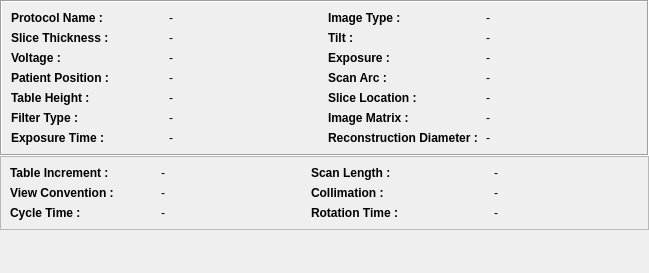
Before: the Qt Designer form starviewer/src/core/qdicomdumpctwidgetbase.ui in starviewer-medical/starviewer, drawn with Qt 5.
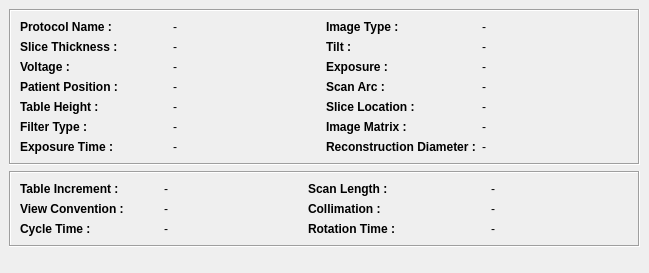
After: the same form once the commit is applied.

Commit message: ENH: adequació de la GUI degut als canvis entre Qt 4.2 i 4.3

Diff of the .ui file:
```diff
--- a/starviewer/src/core/qdicomdumpctwidgetbase.ui
+++ b/starviewer/src/core/qdicomdumpctwidgetbase.ui
@@ -13,23 +13,11 @@
    <string>Form</string>
   </property>
   <layout class="QGridLayout" >
-   <property name="leftMargin" >
-    <number>0</number>
+   <property name="margin" >
+    <number>9</number>
    </property>
-   <property name="topMargin" >
-    <number>0</number>
-   </property>
-   <property name="rightMargin" >
-    <number>0</number>
-   </property>
-   <property name="bottomMargin" >
-    <number>0</number>
-   </property>
-   <property name="horizontalSpacing" >
-    <number>0</number>
-   </property>
-   <property name="verticalSpacing" >
-    <number>0</number>
+   <property name="spacing" >
+    <number>6</number>
    </property>
    <item row="0" column="0" >
     <widget class="QFrame" name="frame" >
@@ -49,6 +37,12 @@
       <enum>QFrame::Sunken</enum>
      </property>
      <layout class="QGridLayout" >
+      <property name="margin" >
+       <number>9</number>
+      </property>
+      <property name="spacing" >
+       <number>6</number>
+      </property>
       <item row="0" column="0" >
        <widget class="QLabel" name="m_labelProtocolName" >
         <property name="font" >
@@ -365,12 +359,18 @@
       </size>
      </property>
      <property name="frameShape" >
-      <enum>QFrame::StyledPanel</enum>
+      <enum>QFrame::Box</enum>
      </property>
      <property name="frameShadow" >
-      <enum>QFrame::Raised</enum>
+      <enum>QFrame::Sunken</enum>
      </property>
      <layout class="QGridLayout" >
+      <property name="margin" >
+       <number>9</number>
+      </property>
+      <property name="spacing" >
+       <number>6</number>
+      </property>
       <item row="0" column="0" >
        <widget class="QLabel" name="m_labelPhilipsTableIncrement" >
         <property name="font" >
```
The commit also changes 6 other files.
